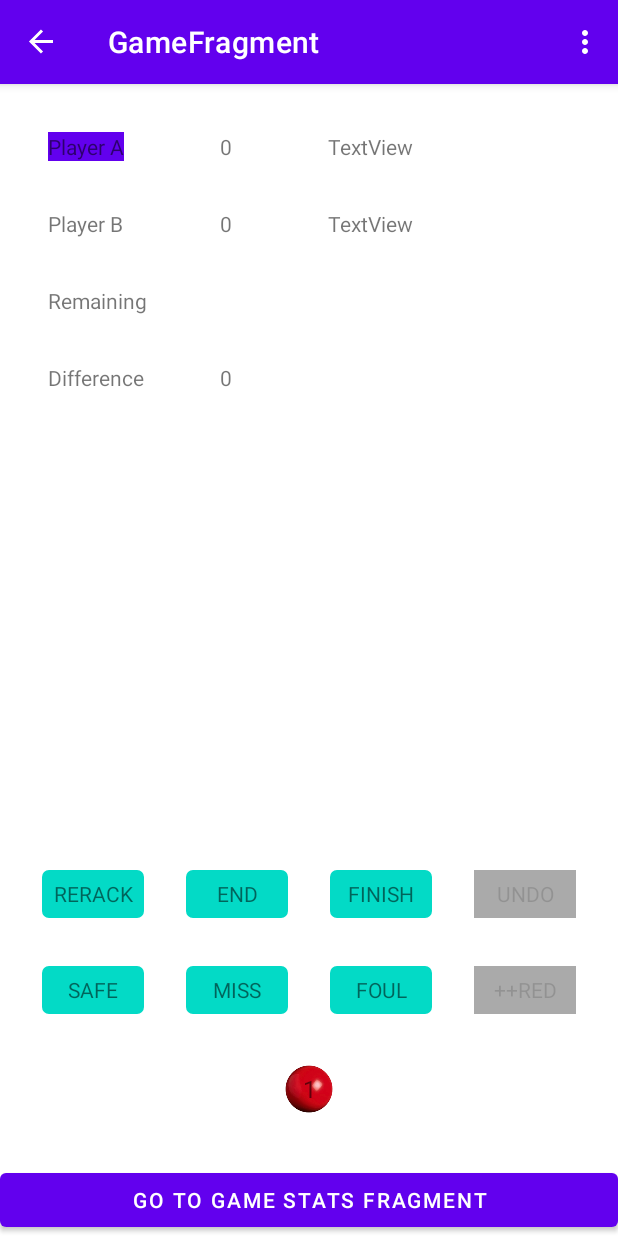
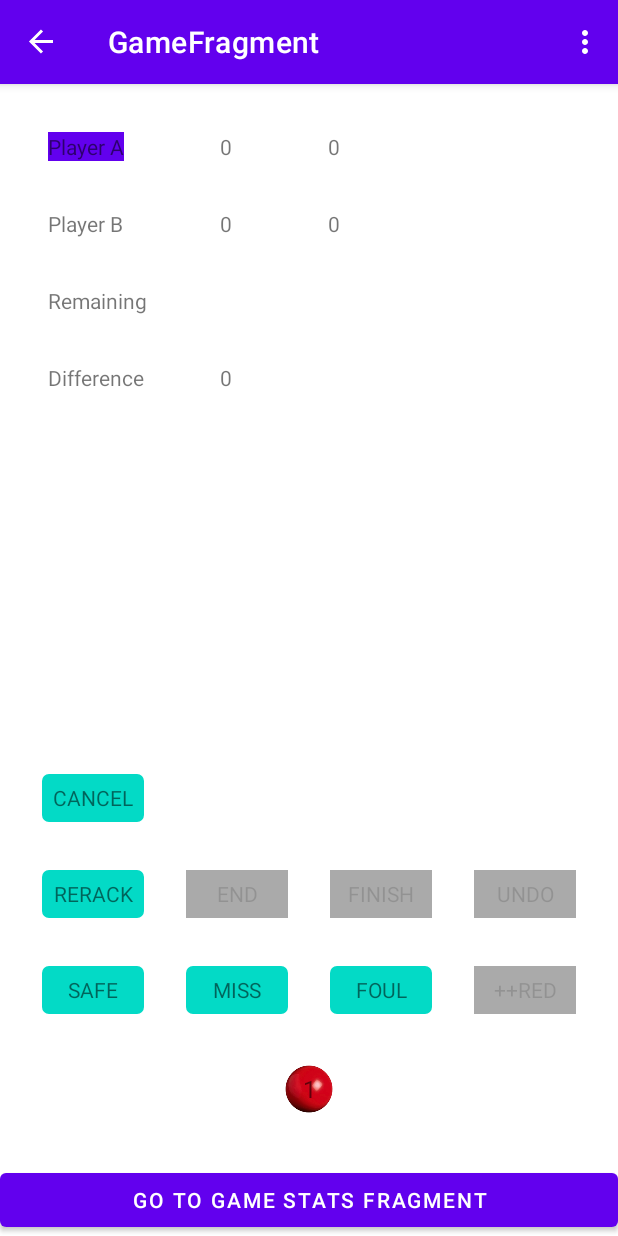
Before and after one commit to victorcocuz/snooker-board, an Android app: the GameFragment screen opened through its navigation route, on a phone screen of 412 x 824 dp. Run offline under Robolectric (Android 15) with nearby library versions, the phone set to English and light mode, and no system bars; our stand-ins replace Timber, data binding, navigation-ui; 2 statements that could not run were skipped.

Commit message:
feat: add match dialogs

```diff
--- a/app/src/main/java/com/example/snookerscore/fragments/game/GameFragment.kt
+++ b/app/src/main/java/com/example/snookerscore/fragments/game/GameFragment.kt
@@ -5,10 +5,11 @@ import android.view.*
 import androidx.databinding.DataBindingUtil
 import androidx.fragment.app.activityViewModels
 import androidx.navigation.findNavController
+import androidx.navigation.fragment.findNavController
 import androidx.recyclerview.widget.LinearLayoutManager
 import com.example.snookerscore.R
 import com.example.snookerscore.databinding.FragmentGameBinding
-import com.example.snookerscore.fragments.game.dialog.FoulDialogFragment
+import com.example.snookerscore.fragments.game.dialogs.GameFoulDialogFragment
 import com.example.snookerscore.utils.EventObserver
 import java.util.*
 
@@ -64,7 +65,10 @@ class GameFragment : androidx.fragment.app.Fragment() {
 
             // Open foul dialog
             eventFoul.observe(viewLifecycleOwner, EventObserver {
-                FoulDialogFragment().show(requireActivity().supportFragmentManager, "customDialog")
+                GameFoulDialogFragment().show(requireActivity().supportFragmentManager, "foulDialog")
+            })
+            eventMatchAction.observe(viewLifecycleOwner, EventObserver { matchAction ->
+                findNavController().navigate(GameFragmentDirections.actionGameFragmentToGameGenericDialogFragment(matchAction))
             })
         }
 
--- a/app/src/main/java/com/example/snookerscore/fragments/game/GameFragmentViewModel.kt
+++ b/app/src/main/java/com/example/snookerscore/fragments/game/GameFragmentViewModel.kt
@@ -8,7 +8,7 @@ import com.example.snookerscore.utils.Event
 import java.util.*
 
 class GameFragmentViewModel(application: Application) : AndroidViewModel(application) {
-    // Observables
+    // Frame Observables
     private val _frameState = MutableLiveData<BallType>()
     val frameState: LiveData<BallType> = _frameState
 
@@ -24,6 +24,16 @@ class GameFragmentViewModel(application: Application) : AndroidViewModel(applica
     private val _frameStackSize = MutableLiveData<Int>()
     val frameStackSize: LiveData<Int> = _frameStackSize
 
+    // Match Observables
+    private val _eventMatchAction = MutableLiveData<Event<MatchAction>>()
+    val eventMatchAction: LiveData<Event<MatchAction>> = _eventMatchAction
+
+    private val _eventMatchActionConfirmed = MutableLiveData<Event<MatchAction>>()
+    val eventMatchActionConfirmed: LiveData<Event<MatchAction>> = _eventMatchActionConfirmed
+
+    private val _eventCancelDialog = MutableLiveData<Event<Unit>>()
+    val eventCancelDialog: LiveData<Event<Unit>> = _eventCancelDialog
+
     // Variables
     private lateinit var crtPlayer: CurrentPlayer
     private var ballStack = ArrayDeque<Ball>()
@@ -34,19 +44,25 @@ class GameFragmentViewModel(application: Application) : AndroidViewModel(applica
         resetFrame()
     }
 
-    private fun resetFrame() {
-        frameStack.clear()
-        crtPlayer = CurrentPlayer.PlayerA
-        crtPlayer.getFirstPlayer().framePoints = 0
-        crtPlayer.getSecondPlayer().framePoints = 0
-        rerack()
-        getFrameStatus()
+    // Match Handler Functions
+    fun onCancelClicked() {
+        _eventCancelDialog.value = Event(Unit)
     }
 
-    private fun rerack() = ballStack.apply {
-        clear()
-        for (ball in listOf(Balls.NOBALL, Balls.BLACK, Balls.PINK, Balls.BLUE, Balls.BROWN, Balls.GREEN, Balls.YELLOW)) push(ball)
-        repeat(15) { for (ball in listOf(Balls.COLOR, Balls.RED)) push(ball) }
+    fun onCancelMatchClicked() {
+        _eventMatchAction.value = Event(MatchAction.CANCEL_MATCH)
+    }
+
+    fun onEndFrameClicked() {
+        _eventMatchAction.value = Event(MatchAction.END_FRAME)
+    }
+
+    fun onEndMatchClicked() {
+        _eventMatchAction.value = Event(MatchAction.END_MATCH)
+    }
+
+    fun onGenDialogConfirmed(matchAction: MatchAction) {
+        _eventMatchActionConfirmed.value = Event(matchAction)
     }
 
     // Handler functions
@@ -73,10 +89,6 @@ class GameFragmentViewModel(application: Application) : AndroidViewModel(applica
 
     fun onRerackClicked() = resetFrame()
 
-    fun onEndFrameClicked() = resetFrame()
-
-    fun onEndMatchClicked() = endMatch()
-
     fun onUndoClicked() {
         val lastShot = frameStack.pop()
         crtPlayer = lastShot.player
@@ -100,7 +112,29 @@ class GameFragmentViewModel(application: Application) : AndroidViewModel(applica
         getFrameStatus()
     }
 
-    // Helpers
+    // Match Helpers
+    fun endFrame() {
+        if(crtPlayer.getFirst().framePoints > crtPlayer.getSecond().framePoints) crtPlayer.getFirst().incrementMatchPoint()
+        else crtPlayer.getSecond().incrementMatchPoint()
+        resetFrame()
+    }
+
+    private fun resetFrame() {
+        crtPlayer = CurrentPlayer.PlayerA
+        crtPlayer.getFirst().framePoints = 0
+        crtPlayer.getSecond().framePoints = 0
+        rerack()
+        getFrameStatus()
+    }
+
+    private fun rerack() = ballStack.apply {
+        frameStack.clear()
+        clear()
+        for (ball in listOf(Balls.NOBALL, Balls.BLACK, Balls.PINK, Balls.BLUE, Balls.BROWN, Balls.GREEN, Balls.YELLOW)) push(ball)
+        repeat(15) { for (ball in listOf(Balls.COLOR, Balls.RED)) push(ball) }
+    }
+
+    // Frame Helpers
     private fun updateFrame(currentPlayer: CurrentPlayer, ball: Ball, potType: PotType, pol: Int, potAction: PotAction) {
         when (potType) {
             in listOf(PotType.HIT, PotType.FREE) -> ballStack.pop()
@@ -130,17 +164,14 @@ class GameFragmentViewModel(application: Application) : AndroidViewModel(applica
         else crtPlayer.addFramePoints(pol * points)
     }
 
-    private fun inColors(): Boolean = ballStack.size <= 7
-    private fun isColor(): Boolean = ballStack.size in listOf(7, 9, 11, 13, 15, 17, 19, 21, 23, 25, 27, 29, 31, 33, 35)
-
     private fun getFrameStatus() {
-        if (ballStack.size == 1) onEndFrameClicked()
+        if (ballStack.size == 1) endFrame()
         _frameState.value = ballStack.peek()!!.ballType
         _ballStackSize.value = ballStack.size
         _frameStackSize.value = frameStack.size
         _displayPlayer.value = crtPlayer
     }
 
-    private fun endMatch() {
-    }
+    private fun inColors(): Boolean = ballStack.size <= 7
+    private fun isColor(): Boolean = ballStack.size in listOf(7, 9, 11, 13, 15, 17, 19, 21, 23, 25, 27, 29, 31, 33, 35)
 }
--- a/app/src/main/java/com/example/snookerscore/fragments/game/GameObjects.kt
+++ b/app/src/main/java/com/example/snookerscore/fragments/game/GameObjects.kt
@@ -1,4 +1,8 @@
 package com.example.snookerscore.fragments.game
+
+enum class MatchAction {
+    CANCEL_MATCH, END_FRAME, END_MATCH
+}
 
 sealed class CurrentPlayer(var framePoints: Int, var matchPoints: Int) {
     object PlayerA : CurrentPlayer(0, 0)
@@ -9,8 +13,8 @@ sealed class CurrentPlayer(var framePoints: Int, var matchPoints: Int) {
         PlayerB -> PlayerA
     }
 
-    fun getFirstPlayer() = PlayerA
-    fun getSecondPlayer() = PlayerB
+    fun getFirst() = PlayerA
+    fun getSecond() = PlayerB
 
     fun addFramePoints(points: Int) {
         this.framePoints += points
--- a/app/src/main/java/com/example/snookerscore/utils/BindingAdapters.kt
+++ b/app/src/main/java/com/example/snookerscore/utils/BindingAdapters.kt
@@ -5,10 +5,7 @@ import android.widget.TextView
 import androidx.core.content.ContextCompat
 import androidx.databinding.BindingAdapter
 import com.example.snookerscore.R
-import com.example.snookerscore.fragments.game.Ball
-import com.example.snookerscore.fragments.game.Balls
-import com.example.snookerscore.fragments.game.CurrentPlayer
-import com.example.snookerscore.fragments.game.PotAction
+import com.example.snookerscore.fragments.game.*
 import kotlin.math.abs
 
 // Ball Item View
@@ -37,12 +34,12 @@ fun ImageView.setBallImage(item: Ball?) {
     }
 }
 
-// Game fragment and dialog
+// Game Display
 @BindingAdapter("crtPlayerA")
 fun TextView.setCurrentPlayerA(crtPlayer: CurrentPlayer) {
     setBackgroundColor(
         when (crtPlayer) {
-            crtPlayer.getFirstPlayer() -> ContextCompat.getColor(context, R.color.design_default_color_primary)
+            crtPlayer.getFirst() -> ContextCompat.getColor(context, R.color.design_default_color_primary)
             else -> 0x00000000
         }
     )
@@ -52,7 +49,7 @@ fun TextView.setCurrentPlayerA(crtPlayer: CurrentPlayer) {
 fun TextView.setCurrentPlayerB(crtPlayer: CurrentPlayer) {
     setBackgroundColor(
         when (crtPlayer) {
-            crtPlayer.getFirstPlayer() -> 0x00000000
+            crtPlayer.getFirst() -> 0x00000000
             else -> ContextCompat.getColor(context, R.color.design_default_color_primary)
         }
     )
@@ -66,10 +63,10 @@ fun TextView.setGamePointsRemaining(crtPlayer: CurrentPlayer, size: Int) {
 
 @BindingAdapter("gamePointsRemaining")
 fun TextView.setGamePointsDiff(crtPlayer: CurrentPlayer) {
-    text = abs(crtPlayer.getFirstPlayer().framePoints - crtPlayer.getSecondPlayer().framePoints).toString()
+    text = abs(crtPlayer.getFirst().framePoints - crtPlayer.getSecond().framePoints).toString()
 }
 
-// Actions
+// Game Actions
 @BindingAdapter("undoEnabled")
 fun TextView.setUndoEnabled(size: Int) {
     isEnabled = when (size) {
@@ -86,7 +83,18 @@ fun TextView.setAddRedEnabled(size: Int) {
     }
 }
 
-// Dialog
+@BindingAdapter("endFrameEnabled")
+fun TextView.setEndFrameEnabled(crtPlayer: CurrentPlayer) {
+    isEnabled = crtPlayer.getFirst().framePoints != crtPlayer.getSecond().framePoints
+}
+
+@BindingAdapter("endMatchEnabled")
+fun TextView.setEndMatchEnabled(crtPlayer: CurrentPlayer) {
+    isEnabled = (crtPlayer.getFirst().framePoints != crtPlayer.getSecond().framePoints)
+            || (crtPlayer.getFirst().matchPoints != crtPlayer.getSecond().matchPoints)
+}
+
+// Game Foul Dialog
 @BindingAdapter("dialogSetRedEnabled")
 fun TextView.dialogSetRedEnabled(size: Int) {
     isEnabled = when (size) {
@@ -105,9 +113,19 @@ fun TextView.setDialogFreeballEnabled(potAction: PotAction?) {
 
 @BindingAdapter("dialogCannotForceDiff", "dialogCannotForceRemaining")
 fun TextView.setDialogForceContinueEnabled(crtPlayer: CurrentPlayer, size: Int) {
-    val diff = abs(crtPlayer.getFirstPlayer().framePoints - crtPlayer.getSecondPlayer().framePoints)
+    val diff = abs(crtPlayer.getFirst().framePoints - crtPlayer.getSecond().framePoints)
     val remaining =
         if (size <= 7) (-(8 - size) * (8 - size) - (8 - size) + 56) / 2
         else 27 + ((size - 7) / 2) * 8
     isEnabled = (remaining - diff) >= 0
 }
+
+// Game Gen Dialog
+@BindingAdapter("dialogGameGenQuestion")
+fun TextView.setDialogGameGenQuestion(matchAction: MatchAction) {
+    text = when(matchAction) {
+        MatchAction.CANCEL_MATCH -> "Are you sure you want to cancel the current match? You will lose all match progress"
+        MatchAction.END_FRAME -> "Are you sure you want to end this frame?"
+        MatchAction.END_MATCH -> "Are you sure you want to end this match?"
+    }
+}
--- a/app/src/main/res/layout/fragment_game.xml
+++ b/app/src/main/res/layout/fragment_game.xml
@@ -40,7 +40,7 @@
             android:layout_width="wrap_content"
             android:layout_height="wrap_content"
             android:layout_marginLeft="@dimen/margin_xlarge"
-            android:text="@{String.valueOf(gameViewModel.displayPlayer.getFirstPlayer().framePoints)}"
+            android:text="@{String.valueOf(gameViewModel.displayPlayer.getFirst().framePoints)}"
             app:layout_constraintBottom_toBottomOf="@+id/game_label_player_a"
             app:layout_constraintStart_toEndOf="@+id/game_label_player_a" />
 
@@ -48,9 +48,26 @@
             android:id="@+id/game_text_score_b"
             android:layout_width="wrap_content"
             android:layout_height="wrap_content"
-            android:text="@{String.valueOf(gameViewModel.displayPlayer.getSecondPlayer().framePoints)}"
+            android:text="@{String.valueOf(gameViewModel.displayPlayer.getSecond().framePoints)}"
             app:layout_constraintBottom_toBottomOf="@+id/game_label_player_b"
             app:layout_constraintStart_toStartOf="@+id/game_text_score_a" />
+
+        <TextView
+            android:id="@+id/game_text_score_frames_a"
+            android:layout_width="wrap_content"
+            android:layout_height="wrap_content"
+            android:layout_marginStart="@dimen/margin_xlarge"
+            android:text="@{String.valueOf(gameViewModel.displayPlayer.getFirst().matchPoints)}"
+            app:layout_constraintBottom_toBottomOf="@+id/game_text_score_a"
+            app:layout_constraintStart_toEndOf="@+id/game_text_score_a" />
+
+        <TextView
+            android:id="@+id/game_text_score_frames_b"
+            android:layout_width="wrap_content"
+            android:layout_height="wrap_content"
+            android:text="@{String.valueOf(gameViewModel.displayPlayer.getSecond().matchPoints)}"
+            app:layout_constraintBottom_toBottomOf="@+id/game_text_score_b"
+            app:layout_constraintStart_toStartOf="@+id/game_text_score_frames_a" />
 
         <TextView
             android:id="@+id/game_text_score_remaining"
@@ -87,23 +104,6 @@
             app:layout_constraintStart_toStartOf="@+id/game_label_remaining"
             app:layout_constraintTop_toBottomOf="@+id/game_label_remaining" />
 
-        <TextView
-            android:id="@+id/game_text_score_frames_a"
-            android:layout_width="wrap_content"
-            android:layout_height="wrap_content"
-            android:layout_marginStart="@dimen/margin_xlarge"
-            android:text="TextView"
-            app:layout_constraintBottom_toBottomOf="@+id/game_text_score_a"
-            app:layout_constraintStart_toEndOf="@+id/game_text_score_a" />
-
-        <TextView
-            android:id="@+id/game_text_score_frames_b"
-            android:layout_width="wrap_content"
-            android:layout_height="wrap_content"
-            android:text="TextView"
-            app:layout_constraintBottom_toBottomOf="@+id/game_text_score_b"
-            app:layout_constraintStart_toStartOf="@+id/game_text_score_frames_a" />
-
         <include
             android:id="@+id/frag_game_actions"
             layout="@layout/layout_game_actions"
--- a/app/src/main/res/layout/fragment_foul_dialog.xml
+++ b/app/src/main/res/layout/fragment_game_foul_dialog.xml
@@ -11,7 +11,7 @@
 
         <variable
             name="foulViewModel"
-            type="com.example.snookerscore.fragments.game.dialog.FoulDialogViewModel" />
+            type="com.example.snookerscore.fragments.game.dialogs.GameFoulDialogViewModel" />
 
         <variable
             name="foulActions"
@@ -21,7 +21,7 @@
     <androidx.constraintlayout.widget.ConstraintLayout
         android:layout_width="match_parent"
         android:layout_height="match_parent"
-        tools:context=".fragments.game.dialog.FoulDialogFragment">
+        tools:context=".fragments.game.dialogs.GameFoulDialogFragment">
 
         <TextView
             android:id="@+id/foul_title"
@@ -133,7 +133,7 @@
             android:layout_width="wrap_content"
             android:layout_marginTop="32dp"
             android:layout_marginBottom="32dp"
-            android:onClick="@{() -> foulViewModel.onCancelClicked()}"
+            android:onClick="@{() -> gameViewModel.onCancelClicked()}"
             android:text="Cancel"
             app:layout_constraintBottom_toBottomOf="parent"
             app:layout_constraintEnd_toStartOf="@+id/foul_ok"
--- a/app/src/main/res/layout/layout_game_actions.xml
+++ b/app/src/main/res/layout/layout_game_actions.xml
@@ -49,11 +49,11 @@
             style="@style/temp_btn"
             android:onClick="@{() -> gameViewModel.onAddRedClicked()}"
             android:text="++RED"
+            app:addRedEnabled="@{gameViewModel.ballStackSize}"
             app:layout_constraintBottom_toBottomOf="@+id/game_btn_act_safe"
             app:layout_constraintEnd_toEndOf="parent"
             app:layout_constraintHorizontal_bias="0.5"
-            app:layout_constraintStart_toEndOf="@+id/game_btn_act_foul"
-            app:addRedEnabled="@{gameViewModel.ballStackSize}" />
+            app:layout_constraintStart_toEndOf="@+id/game_btn_act_foul" />
 
         <TextView
             android:id="@+id/game_btn_act_rerack"
@@ -71,6 +71,7 @@
             style="@style/temp_btn"
             android:onClick="@{() -> gameViewModel.onEndFrameClicked()}"
             android:text="END"
+            app:endFrameEnabled="@{gameViewModel.displayPlayer}"
             app:layout_constraintBottom_toBottomOf="@+id/game_btn_act_rerack"
             app:layout_constraintEnd_toStartOf="@+id/game_btn_act_end_match"
             app:layout_constraintHorizontal_bias="0.5"
@@ -81,6 +82,7 @@
             style="@style/temp_btn"
             android:onClick="@{() -> gameViewModel.onEndMatchClicked()}"
             android:text="FINISH"
+            app:endMatchEnabled="@{gameViewModel.displayPlayer}"
             app:layout_constraintBottom_toBottomOf="@+id/game_btn_act_rerack"
             app:layout_constraintEnd_toStartOf="@+id/game_btn_act_undo"
             app:layout_constraintHorizontal_bias="0.5"
@@ -97,5 +99,14 @@
             app:layout_constraintStart_toEndOf="@+id/game_btn_act_end_match"
             app:undoEnabled="@{gameViewModel.frameStackSize}" />
 
+        <TextView
+            android:id="@+id/game_btn_act_cancel"
+            style="@style/temp_btn"
+            android:layout_marginBottom="32dp"
+            android:onClick="@{() -> gameViewModel.onCancelMatchClicked()}"
+            android:text="CANCEL"
+            app:layout_constraintBottom_toTopOf="@+id/game_btn_act_rerack"
+            app:layout_constraintStart_toStartOf="@+id/game_btn_act_rerack" />
+
     </androidx.constraintlayout.widget.ConstraintLayout>
 </layout>
--- a/app/src/main/res/navigation/navigation.xml
+++ b/app/src/main/res/navigation/navigation.xml
@@ -45,6 +45,9 @@
             app:destination="@id/gameStatsFragment"
             app:popUpTo="@id/playFragment"
             app:popUpToInclusive="false" />
+        <action
+            android:id="@+id/action_gameFragment_to_gameGenericDialogFragment"
+            app:destination="@id/gameGenericDialogFragment" />
     </fragment>
     <fragment
         android:id="@+id/gameStatsFragment"
@@ -56,4 +59,18 @@
             app:popUpTo="@id/gameStatsFragment"
             app:popUpToInclusive="true" />
     </fragment>
+    <dialog
+        android:id="@+id/gameGenericDialogFragment"
+        android:name="com.example.snookerscore.fragments.game.dialogs.GameGenericDialogFragment"
+        android:label="GameGenericDialogFragment" >
+        <argument
+            android:name="matchAction"
+            app:argType="com.example.snookerscore.fragments.game.MatchAction" />
+        <action
+            android:id="@+id/action_gameGenericDialogFragment_to_playFragment"
+            app:destination="@id/playFragment" />
+        <action
+            android:id="@+id/action_gameGenericDialogFragment_to_gameStatsFragment"
+            app:destination="@id/gameStatsFragment" />
+    </dialog>
 </navigation>
```
Also changed, not shown: app/src/main/java/com/example/snookerscore/fragments/game/dialogs/GameFoulDialogFragment.kt (renamed from app/src/main/java/com/example/snookerscore/fragments/game/dialog/FoulDialogFragment.kt, +13 -12 lines), app/src/main/java/com/example/snookerscore/fragments/game/dialogs/GameFoulDialogViewModel.kt (renamed from app/src/main/java/com/example/snookerscore/fragments/game/dialog/FoulDialogViewModel.kt, +2 -9 lines), app/src/main/java/com/example/snookerscore/fragments/game/dialogs/GameGenericDialogFragment.kt (added, +53 -0 lines), app/src/main/res/layout/fragment_game_gen_dialog.xml (added, +63 -0 lines).
